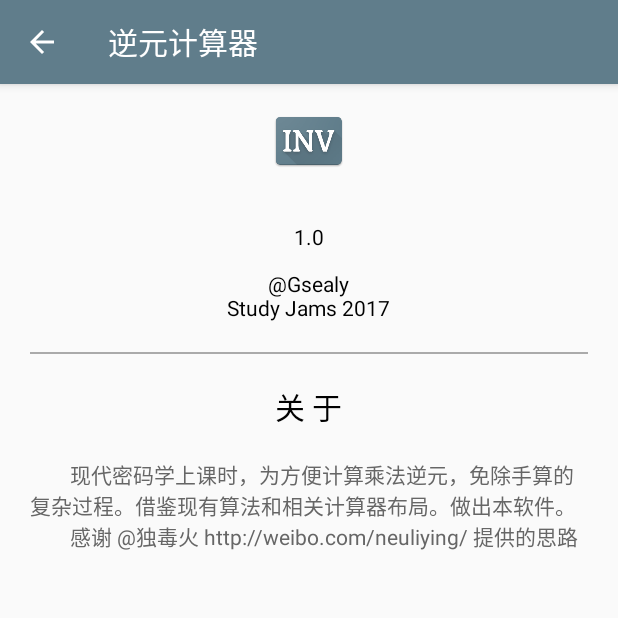
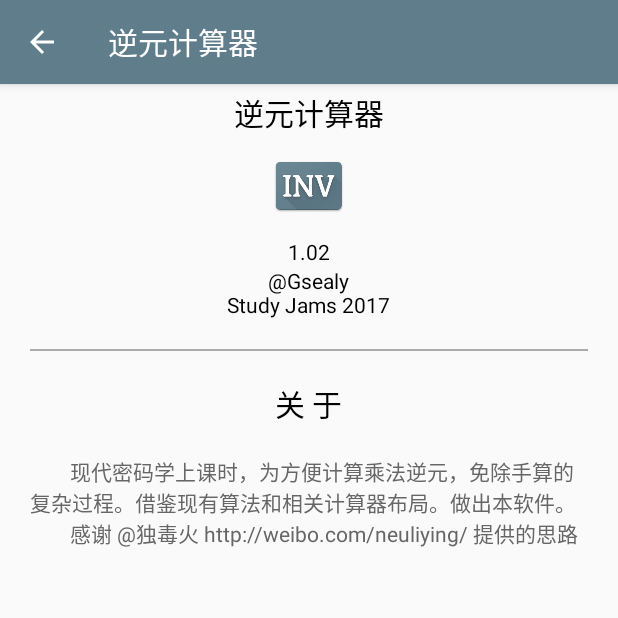
Before and after one commit to Gsealy/inverse_calculator, an Android app: the AboutActivity screen opened directly, with no data from a screen before it, on a phone screen of 412 x 824 dp, the top half of it. Run offline under Robolectric (Android 15) with nearby library versions, the phone set to English and light mode, and no system bars.

Commit message:
ic_launcher change

```diff
--- a/app/build.gradle
+++ b/app/build.gradle
@@ -7,8 +7,8 @@ android {
         applicationId "cn.studyjams.s2.sj141.inverse"
         minSdkVersion 21
         targetSdkVersion 25
-        versionCode 2
-        versionName "1.01"
+        versionCode 3
+        versionName "1.02"
         testInstrumentationRunner "android.support.test.runner.AndroidJUnitRunner"
     }
     buildTypes {
--- a/app/src/main/res/layout/activity_about.xml
+++ b/app/src/main/res/layout/activity_about.xml
@@ -11,13 +11,14 @@
         <LinearLayout
             android:layout_width="fill_parent"
             android:layout_height="wrap_content"
+            android:layout_marginTop="50dp"
             android:gravity="center_horizontal"
             android:orientation="vertical">
 
             <TextView
                 android:layout_width="wrap_content"
                 android:layout_height="wrap_content"
-                android:layout_margin="20dp"
+                android:layout_margin="10dp"
                 android:text="@string/app_name"
                 android:textColor="@android:color/black"
                 android:textSize="20sp" />
@@ -25,13 +26,12 @@
             <ImageView
                 android:layout_width="wrap_content"
                 android:layout_height="wrap_content"
-                android:layout_marginBottom="30dp"
+                android:layout_marginBottom="10dp"
                 android:src="@mipmap/ic_launcher" />
 
             <TextView
                 android:layout_width="wrap_content"
                 android:layout_height="wrap_content"
-                android:layout_marginBottom="12dp"
                 android:gravity="center"
                 android:text="@string/version"
                 android:textColor="@android:color/black" />
--- a/app/src/main/res/values/strings.xml
+++ b/app/src/main/res/values/strings.xml
@@ -27,7 +27,7 @@
     <string name="mul_inv_process">乘法逆元辗转相除过程</string>
     <string name="num_invalid">输入的数据不合法！</string>
     <string name="num_too_big_or_zero">输入的数值为0或者过大。</string>
-    <string name="version">1.0</string>
+    <string name="version">1.02</string>
     <string name="name">\@Gsealy\nStudy Jams 2017</string>
     <string name="solve">\t\t例如，求5关于模14的乘法逆元：\n
                          14=5*2+4\n
```
